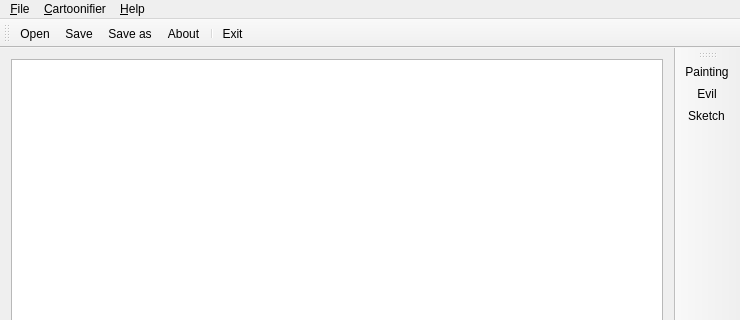
This is mainwindow.ui in Fibird/PyP as Qt 5 draws it before an edit; both pictures show x 0 to 740 and y 0 to 320 of the 740 by 556 pixel window. The edited form follows.
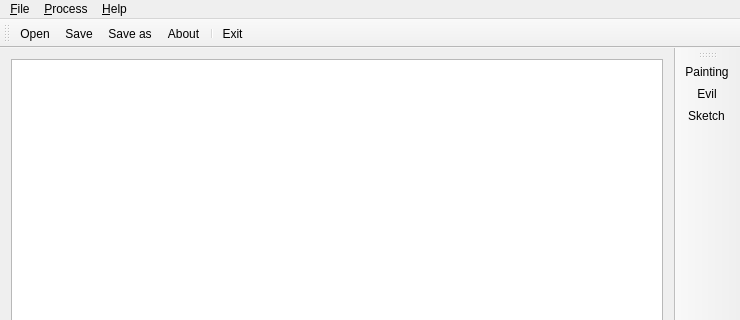
This is the edited form. Icons and pictures are not drawn.

Patch:
```diff
--- a/mainwindow.ui
+++ b/mainwindow.ui
@@ -54,7 +54,7 @@
    </widget>
    <widget class="QMenu" name="menu_Cartoonifier">
     <property name="title">
-     <string>&amp;Cartoonifier</string>
+     <string>&amp;Process</string>
     </property>
     <addaction name="action_Painting"/>
     <addaction name="action_Sketch"/>
```
Left out of the diff: 19 changed lines with no effect on the pictures.
